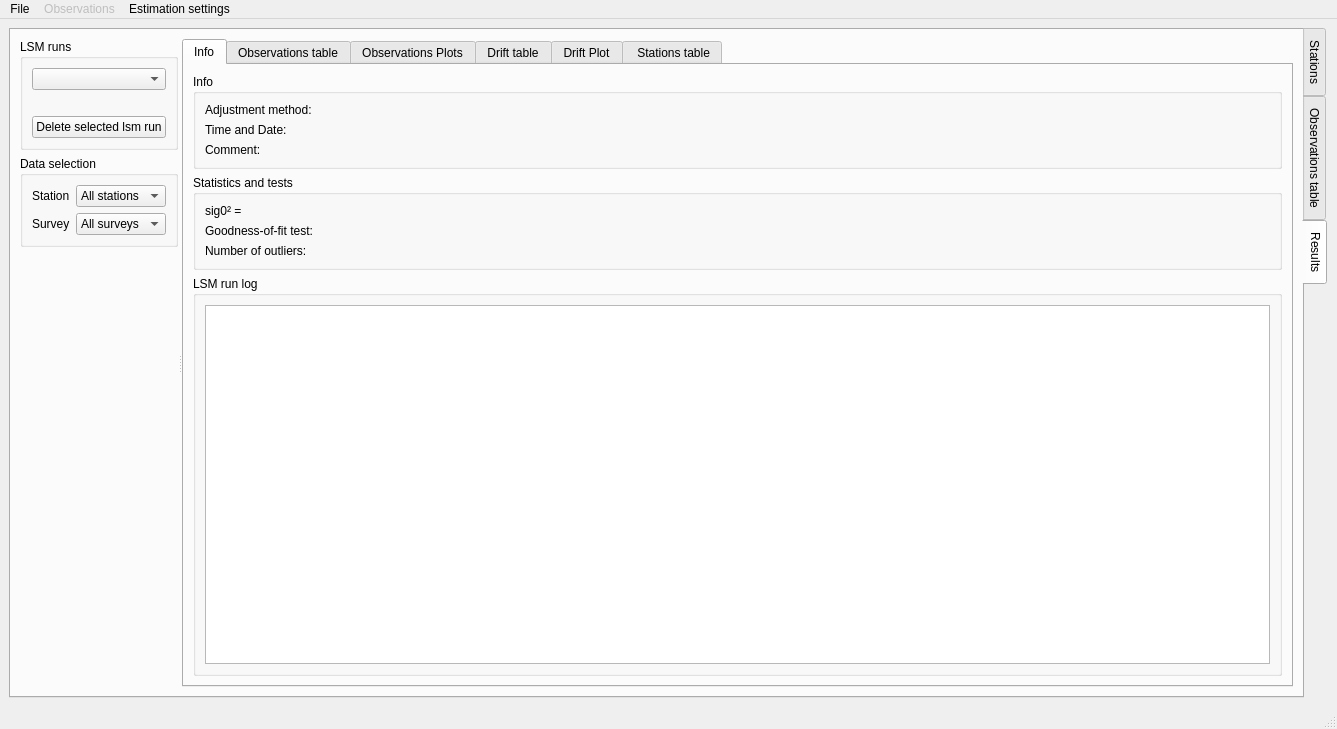
First picture: the form in gravtools/gui/MainWindow.ui, repository ahellers/GravTools, before the edit.
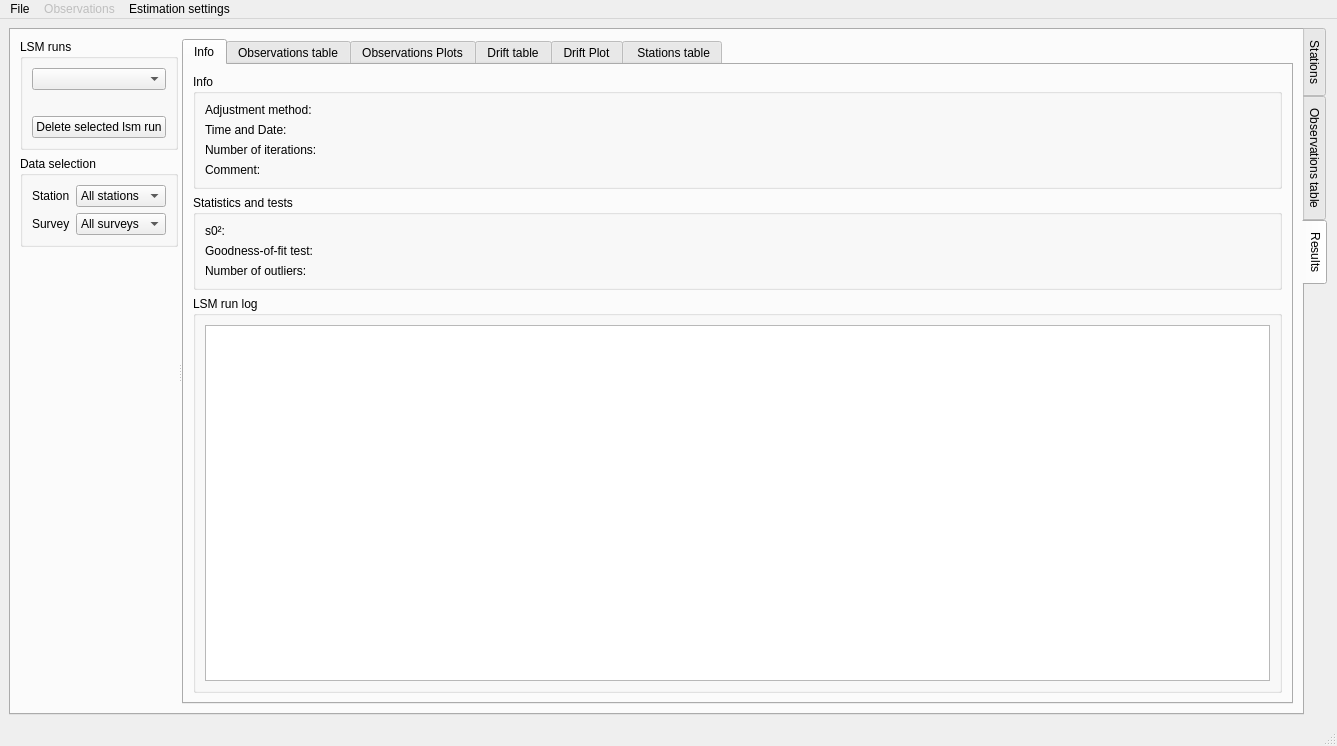
Second picture: the form after the edit. The open tabs and pages were chosen to show the change. Custom widgets are drawn as their Qt base class.

Commit message: Implemented GUI features for iterative adjustment.

What changed in the file:
```diff
--- a/gravtools/gui/MainWindow.ui
+++ b/gravtools/gui/MainWindow.ui
@@ -7,7 +7,7 @@
     <x>0</x>
     <y>0</y>
     <width>1337</width>
-    <height>729</height>
+    <height>746</height>
    </rect>
   </property>
   <property name="windowTitle">
@@ -529,13 +529,30 @@
                      </widget>
                     </item>
                     <item row="2" column="0">
+                     <widget class="QLabel" name="label_8">
+                      <property name="toolTip">
+                       <string>Number of iterations in case the iterative adjustemnt of s0² was selected.</string>
+                      </property>
+                      <property name="text">
+                       <string>Number of iterations:</string>
+                      </property>
+                     </widget>
+                    </item>
+                    <item row="2" column="1">
+                     <widget class="QLabel" name="label_results_number_of_iterations">
+                      <property name="text">
+                       <string/>
+                      </property>
+                     </widget>
+                    </item>
+                    <item row="3" column="0">
                      <widget class="QLabel" name="label_10">
                       <property name="text">
                        <string>Comment: </string>
                       </property>
                      </widget>
                     </item>
-                    <item row="2" column="1">
+                    <item row="3" column="1">
                      <widget class="QLabel" name="label_results_comment">
                       <property name="minimumSize">
                        <size>
@@ -564,7 +581,7 @@
                     <item row="0" column="0">
                      <widget class="QLabel" name="label_9">
                       <property name="text">
-                       <string>sig0² = </string>
+                       <string>s0²:</string>
                       </property>
                      </widget>
                     </item>
```
Left out of the diff: 34 changed lines with no effect on the pictures. The commit also changes 7 other files.
